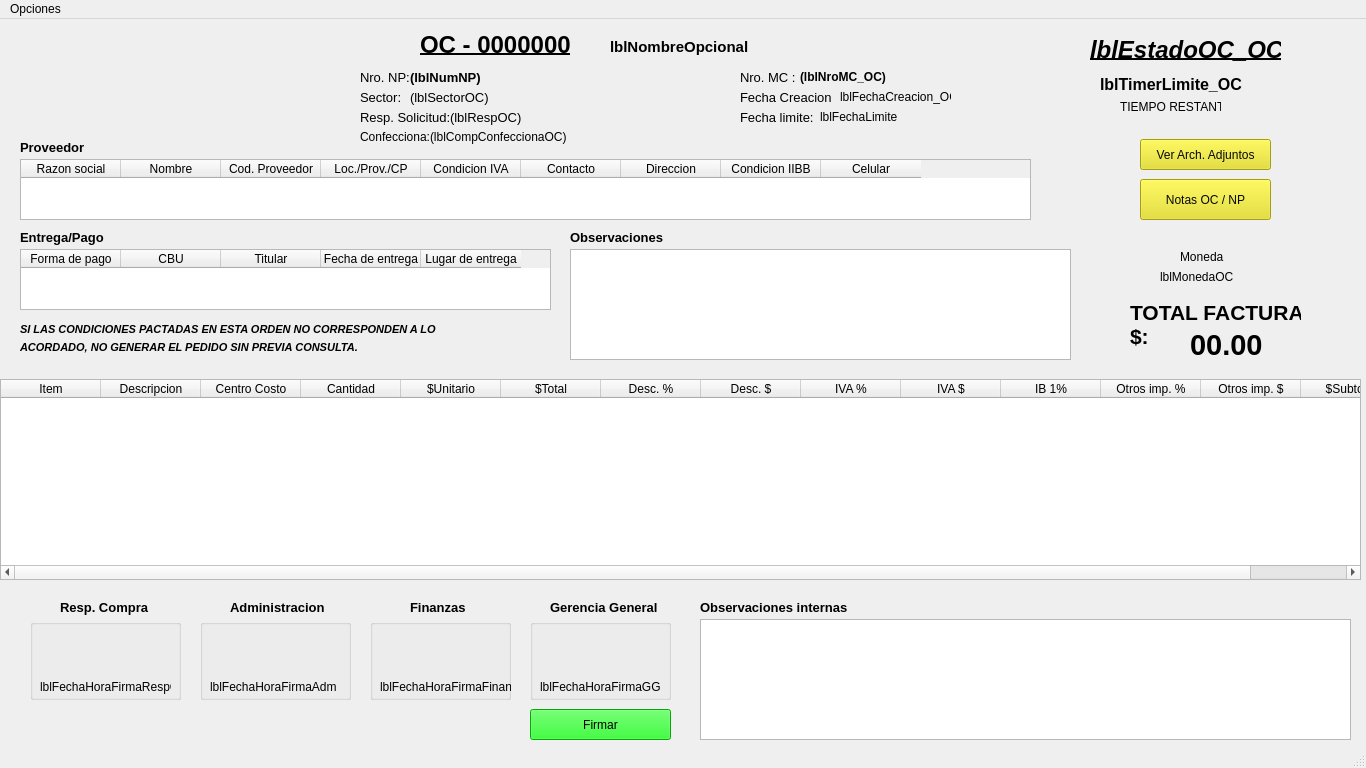
Before: the Qt Designer form pantallaEditarOC_GG.ui in AyeQuinteros15/DemoPracticas, drawn with Qt 5.
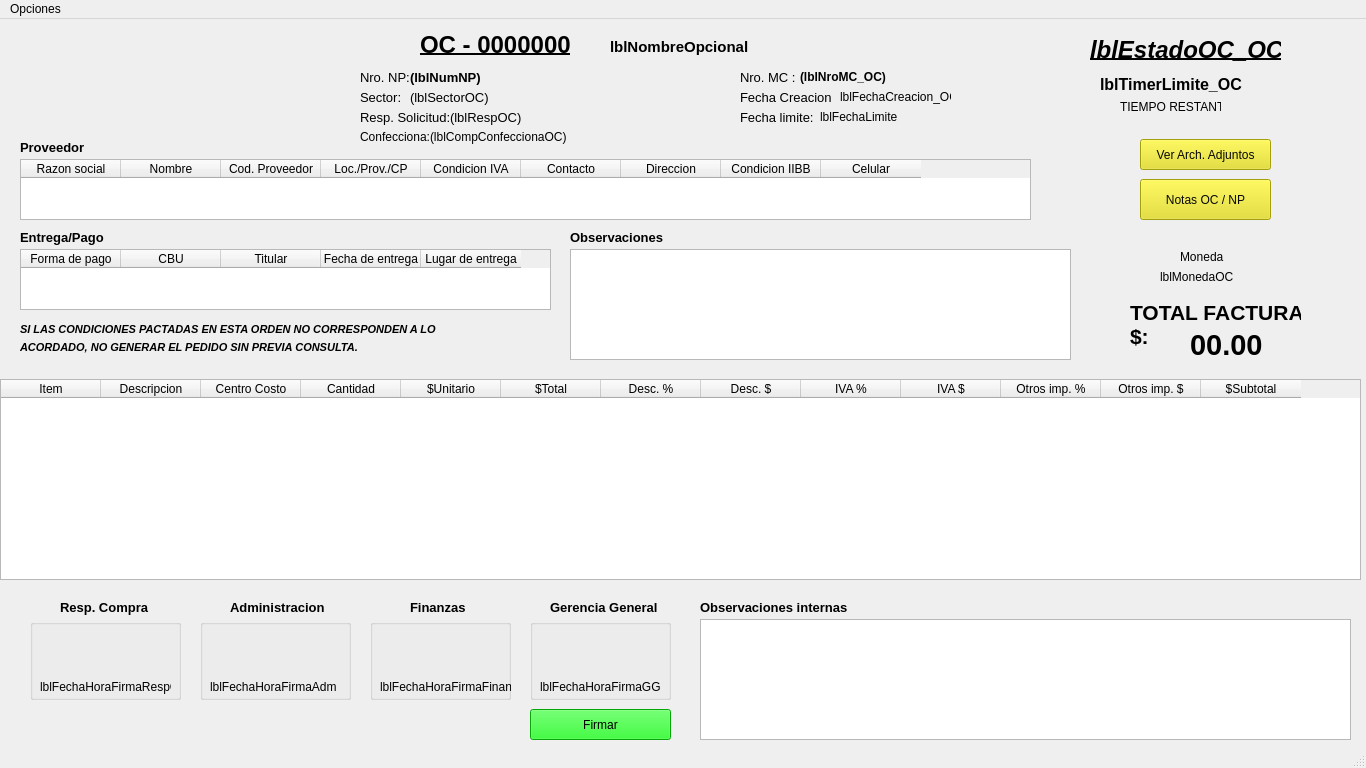
After: the same form once the commit is applied. Icons and pictures are not drawn.

```diff
--- a/pantallaEditarOC_GG.ui
+++ b/pantallaEditarOC_GG.ui
@@ -148,11 +148,6 @@
       <string>IVA $</string>
      </property>
     </column>
-    <column>
-     <property name="text">
-      <string>IB 1%</string>
-     </property>
-    </column>
     <column>
      <property name="text">
       <string>Otros imp. %</string>
```
Left out of the diff: 13 changed lines with no effect on the pictures.
